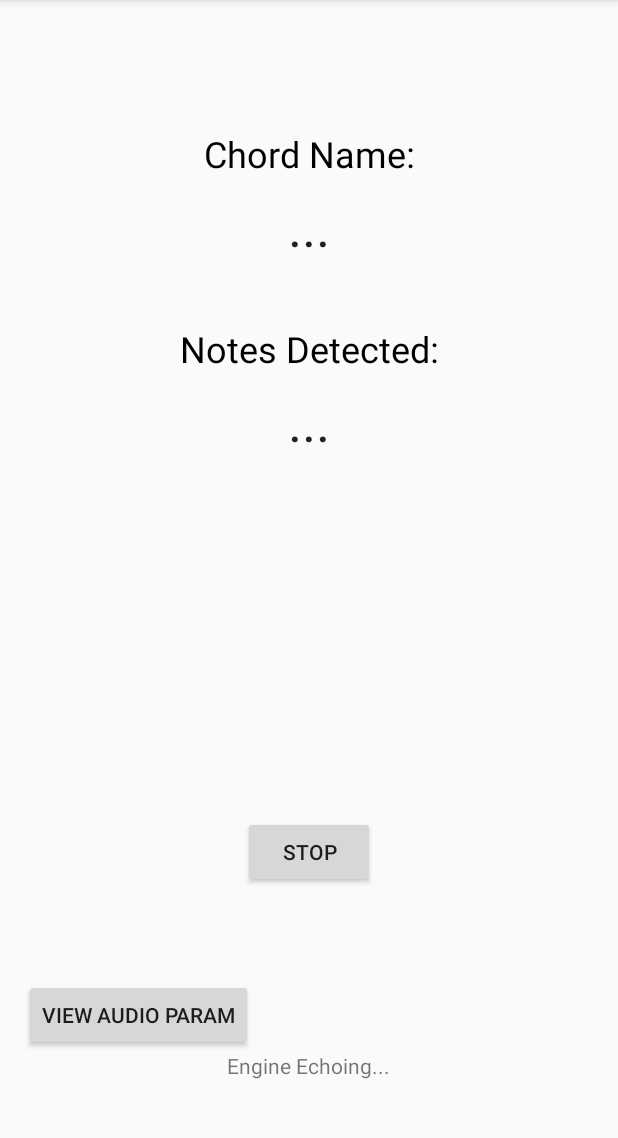
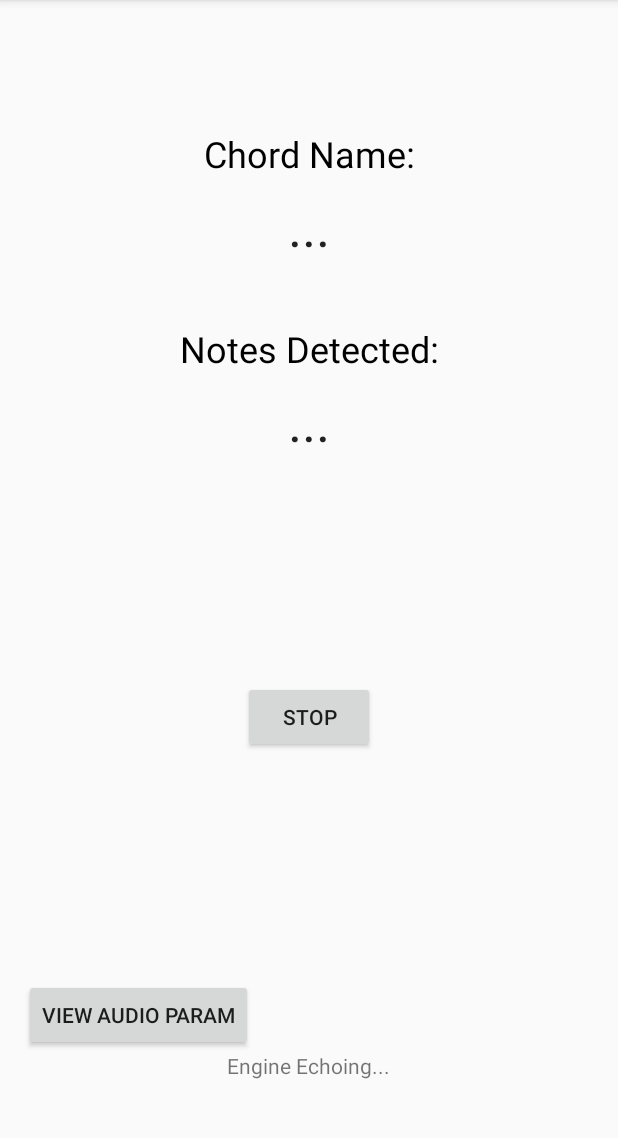
Before and after one commit to arthinox/chord_identification, an Android app: the screen it shows after launch (MainActivity), after a tap on "START", on a phone screen of 412 x 824 dp, the part 84-1222 px from its top. Run offline under Robolectric (Android 15) with nearby library versions, the light colour scheme and no system bars; 7 statements that could not run were skipped.

Commit message:
Fixed layout

```diff
--- a/android/app/src/main/res/layout/activity_main.xml
+++ b/android/app/src/main/res/layout/activity_main.xml
@@ -9,11 +9,9 @@
         android:id="@+id/capture_control_button"
         android:layout_width="wrap_content"
         android:layout_height="wrap_content"
-        android:layout_alignParentStart="true"
+        android:layout_centerHorizontal="true"
         android:layout_alignParentBottom="true"
-        android:layout_centerHorizontal="true"
-        android:layout_marginStart="146dp"
-        android:layout_marginBottom="160dp"
+        android:layout_marginBottom="250dp"
         android:onClick="onEchoClick"
         android:text="@string/StartEcho" />
 
```
Also changed, not shown: 5 other files.
